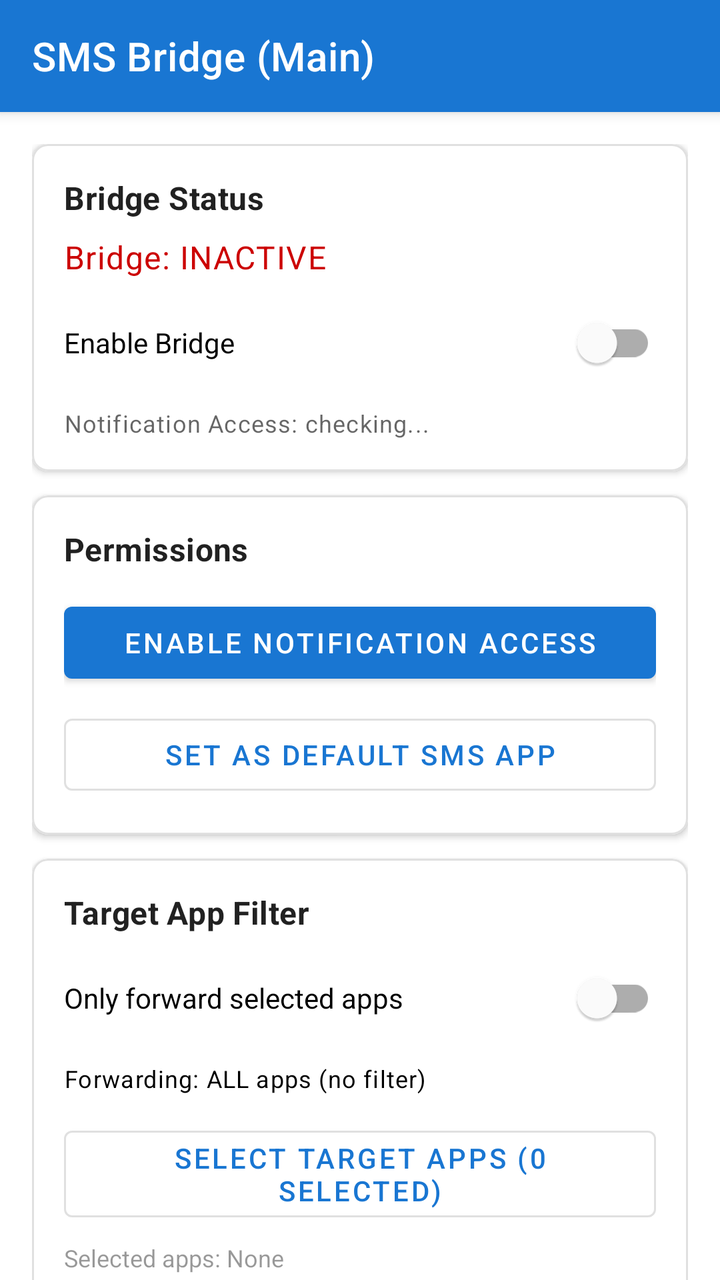
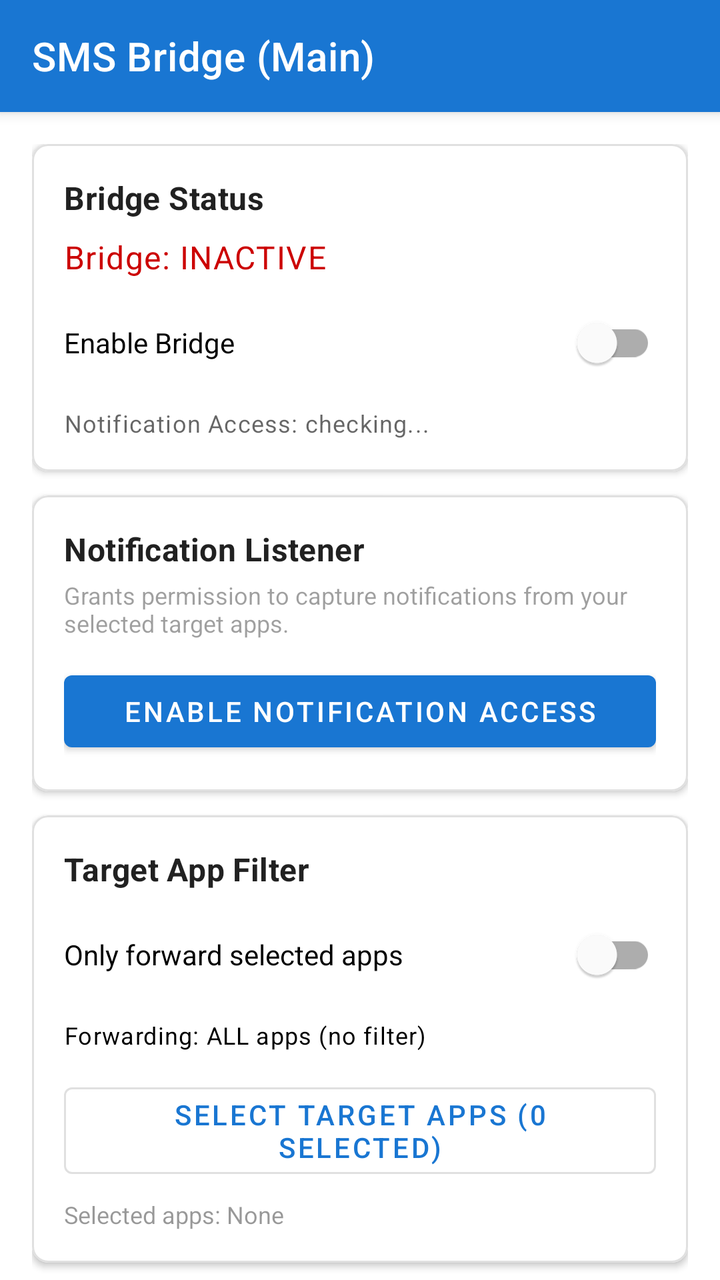

Screens rendered from an Android XML layout before and after an edit, with the pre-edit source and the edit as a unified diff.
<!-- AndroidManifest.xml: application theme Theme.SMSBridge -->
<!-- res/layout/activity_main.xml -->
<?xml version="1.0" encoding="utf-8"?>
<androidx.coordinatorlayout.widget.CoordinatorLayout
    xmlns:android="http://schemas.android.com/apk/res/android"
    xmlns:app="http://schemas.android.com/apk/res-auto"
    xmlns:tools="http://schemas.android.com/tools"
    android:layout_width="match_parent"
    android:layout_height="match_parent"
    tools:context=".MainActivity">

    <com.google.android.material.appbar.AppBarLayout
        android:layout_width="match_parent"
        android:layout_height="wrap_content">

        <androidx.appcompat.widget.Toolbar
            android:id="@+id/toolbar"
            android:layout_width="match_parent"
            android:layout_height="?attr/actionBarSize"
            android:background="@color/colorPrimary"
            android:elevation="4dp"
            android:theme="@style/ThemeOverlay.AppCompat.Dark.ActionBar"
            app:title="SMS Bridge (Main)"
            app:titleTextColor="@android:color/white"/>

    </com.google.android.material.appbar.AppBarLayout>

    <androidx.core.widget.NestedScrollView
        android:layout_width="match_parent"
        android:layout_height="match_parent"
        app:layout_behavior="@string/appbar_scrolling_view_behavior">

        <LinearLayout
            android:layout_width="match_parent"
            android:layout_height="wrap_content"
            android:orientation="vertical"
            android:padding="16dp">

            
            <com.google.android.material.card.MaterialCardView
                android:layout_width="match_parent"
                android:layout_height="wrap_content"
                android:layout_marginBottom="12dp"
                app:cardCornerRadius="8dp"
                app:cardElevation="2dp"
                app:strokeWidth="1dp"
                app:strokeColor="@color/colorOutline">

                <LinearLayout
                    android:layout_width="match_parent"
                    android:layout_height="wrap_content"
                    android:orientation="vertical"
                    android:padding="16dp">

                    <TextView
                        android:layout_width="match_parent"
                        android:layout_height="wrap_content"
                        android:text="Bridge Status"
                        android:textAppearance="@style/TextAppearance.MaterialComponents.Subtitle1"
                        android:textStyle="bold"
                        android:layout_marginBottom="8dp"/>

                    <TextView
                        android:id="@+id/tvBridgeStatus"
                        android:layout_width="match_parent"
                        android:layout_height="wrap_content"
                        android:text="Bridge: INACTIVE"
                        android:textAppearance="@style/TextAppearance.MaterialComponents.Body1"
                        android:textColor="@android:color/holo_red_dark"
                        android:layout_marginBottom="8dp"/>

                    <com.google.android.material.switchmaterial.SwitchMaterial
                        android:id="@+id/switchBridge"
                        android:layout_width="match_parent"
                        android:layout_height="wrap_content"
                        android:text="Enable Bridge"
                        android:layout_marginBottom="8dp"/>

                    <TextView
                        android:id="@+id/tvNotifStatus"
                        android:layout_width="match_parent"
                        android:layout_height="wrap_content"
                        android:text="Notification Access: checking..."
                        android:textAppearance="@style/TextAppearance.MaterialComponents.Caption"/>

                </LinearLayout>
            </com.google.android.material.card.MaterialCardView>

            
            <com.google.android.material.card.MaterialCardView
                android:layout_width="match_parent"
                android:layout_height="wrap_content"
                android:layout_marginBottom="12dp"
                app:cardCornerRadius="8dp"
                app:cardElevation="2dp"
                app:strokeWidth="1dp"
                app:strokeColor="@color/colorOutline">

                <LinearLayout
                    android:layout_width="match_parent"
                    android:layout_height="wrap_content"
                    android:orientation="vertical"
                    android:padding="16dp">

                    <TextView
                        android:layout_width="match_parent"
                        android:layout_height="wrap_content"
                        android:text="Permissions"
                        android:textAppearance="@style/TextAppearance.MaterialComponents.Subtitle1"
                        android:textStyle="bold"
                        android:layout_marginBottom="12dp"/>

                    <Button
                        android:id="@+id/btnNotifSettings"
                        style="@style/Widget.MaterialComponents.Button"
                        android:layout_width="match_parent"
                        android:layout_height="wrap_content"
                        android:text="Enable Notification Access"
                        android:layout_marginBottom="8dp"/>

                    <Button
                        android:id="@+id/btnSmsSettings"
                        style="@style/Widget.MaterialComponents.Button.OutlinedButton"
                        android:layout_width="match_parent"
                        android:layout_height="wrap_content"
                        android:text="Set as Default SMS App"/>

                </LinearLayout>
            </com.google.android.material.card.MaterialCardView>

            
            <com.google.android.material.card.MaterialCardView
                android:layout_width="match_parent"
                android:layout_height="wrap_content"
                android:layout_marginBottom="12dp"
                app:cardCornerRadius="8dp"
                app:cardElevation="2dp"
                app:strokeWidth="1dp"
                app:strokeColor="@color/colorOutline">

                <LinearLayout
                    android:layout_width="match_parent"
                    android:layout_height="wrap_content"
                    android:orientation="vertical"
                    android:padding="16dp">

                    <TextView
                        android:layout_width="match_parent"
                        android:layout_height="wrap_content"
                        android:text="Target App Filter"
                        android:textAppearance="@style/TextAppearance.MaterialComponents.Subtitle1"
                        android:textStyle="bold"
                        android:layout_marginBottom="8dp"/>

                    <com.google.android.material.switchmaterial.SwitchMaterial
                        android:id="@+id/switchFilter"
                        android:layout_width="match_parent"
                        android:layout_height="wrap_content"
                        android:text="Only forward selected apps"
                        android:layout_marginBottom="8dp"/>

                    <TextView
                        android:id="@+id/tvFilterHint"
                        android:layout_width="match_parent"
                        android:layout_height="wrap_content"
                        android:text="Forwarding: ALL apps (no filter)"
                        android:textAppearance="@style/TextAppearance.MaterialComponents.Caption"
                        android:textColor="?attr/colorOnSurface"
                        android:layout_marginBottom="12dp"/>

                    
                    <com.google.android.material.button.MaterialButton
                        android:id="@+id/btnSelectApps"
                        style="@style/Widget.MaterialComponents.Button.OutlinedButton"
                        android:layout_width="match_parent"
                        android:layout_height="wrap_content"
                        android:text="Select Target Apps (0 selected)"
                        android:layout_marginBottom="6dp"/>

                    
                    <TextView
                        android:id="@+id/tvSelectedAppsSummary"
                        android:layout_width="match_parent"
                        android:layout_height="wrap_content"
                        android:textSize="12sp"
                        android:alpha="0.75"
                        android:lineSpacingMultiplier="1.2"
                        android:text="Selected apps: None"/>

                </LinearLayout>
            </com.google.android.material.card.MaterialCardView>

            
            <com.google.android.material.card.MaterialCardView
                android:layout_width="match_parent"
                android:layout_height="wrap_content"
                android:layout_marginBottom="12dp"
                app:cardCornerRadius="8dp"
                app:cardElevation="2dp"
                app:strokeWidth="1dp"
                app:strokeColor="@color/colorOutline">

                <LinearLayout
                    android:layout_width="match_parent"
                    android:layout_height="wrap_content"
                    android:orientation="vertical"
                    android:padding="16dp">

                    <TextView
                        android:layout_width="match_parent"
                        android:layout_height="wrap_content"
                        android:text="Recent Messages (Last 3)"
                        android:textAppearance="@style/TextAppearance.MaterialComponents.Subtitle1"
                        android:textStyle="bold"
                        android:layout_marginBottom="8dp"/>

                    <androidx.recyclerview.widget.RecyclerView
                        android:id="@+id/rvMessages"
                        android:layout_width="match_parent"
                        android:layout_height="wrap_content"
                        android:nestedScrollingEnabled="false"/>

                    <Button
                        android:id="@+id/btnClearMessages"
                        style="@style/Widget.MaterialComponents.Button.TextButton"
                        android:layout_width="wrap_content"
                        android:layout_height="wrap_content"
                        android:layout_gravity="end"
                        android:text="Clear"
                        android:layout_marginTop="4dp"/>

                </LinearLayout>
            </com.google.android.material.card.MaterialCardView>

        </LinearLayout>
    </androidx.core.widget.NestedScrollView>

</androidx.coordinatorlayout.widget.CoordinatorLayout>
<!-- resources referenced by this layout -->
<resources>
  <color name="colorOutline">#E0E0E0</color>
  <color name="colorPrimary">#1976D2</color>
  <style name="Theme.SMSBridge" parent="Theme.MaterialComponents.DayNight.NoActionBar">
          <item name="colorPrimary">@color/colorPrimary</item>
          <item name="colorPrimaryDark">@color/colorPrimaryDark</item>
          <item name="colorAccent">@color/colorAccent</item>
          <item name="colorOutline">@color/colorOutline</item>
      </style>
  <color name="colorPrimaryDark">#1565C0</color>
  <color name="colorAccent">#FF4081</color>
</resources>

<!-- the commit's change to res/layout/activity_main.xml (unified diff, before → after) -->
@@ -103,9 +103,17 @@
                     <TextView
                         android:layout_width="match_parent"
                         android:layout_height="wrap_content"
-                        android:text="Permissions"
-                        android:textAppearance="@style/TextAppearance.MaterialComponents.Subtitle1"
-                        android:textStyle="bold"
+                        android:text="Notification Listener"
+                        android:textAppearance="@style/TextAppearance.MaterialComponents.Subtitle1"
+                        android:textStyle="bold"
+                        android:layout_marginBottom="4dp"/>
+
+                    <TextView
+                        android:layout_width="match_parent"
+                        android:layout_height="wrap_content"
+                        android:text="Grants permission to capture notifications from your selected target apps."
+                        android:textSize="12sp"
+                        android:alpha="0.7"
                         android:layout_marginBottom="12dp"/>
 
                     <Button
@@ -113,15 +121,7 @@
                         style="@style/Widget.MaterialComponents.Button"
                         android:layout_width="match_parent"
                         android:layout_height="wrap_content"
-                        android:text="Enable Notification Access"
-                        android:layout_marginBottom="8dp"/>
-
-                    <Button
-                        android:id="@+id/btnSmsSettings"
-                        style="@style/Widget.MaterialComponents.Button.OutlinedButton"
-                        android:layout_width="match_parent"
-                        android:layout_height="wrap_content"
-                        android:text="Set as Default SMS App"/>
+                        android:text="Enable Notification Access"/>
 
                 </LinearLayout>
             </com.google.android.material.card.MaterialCardView>
